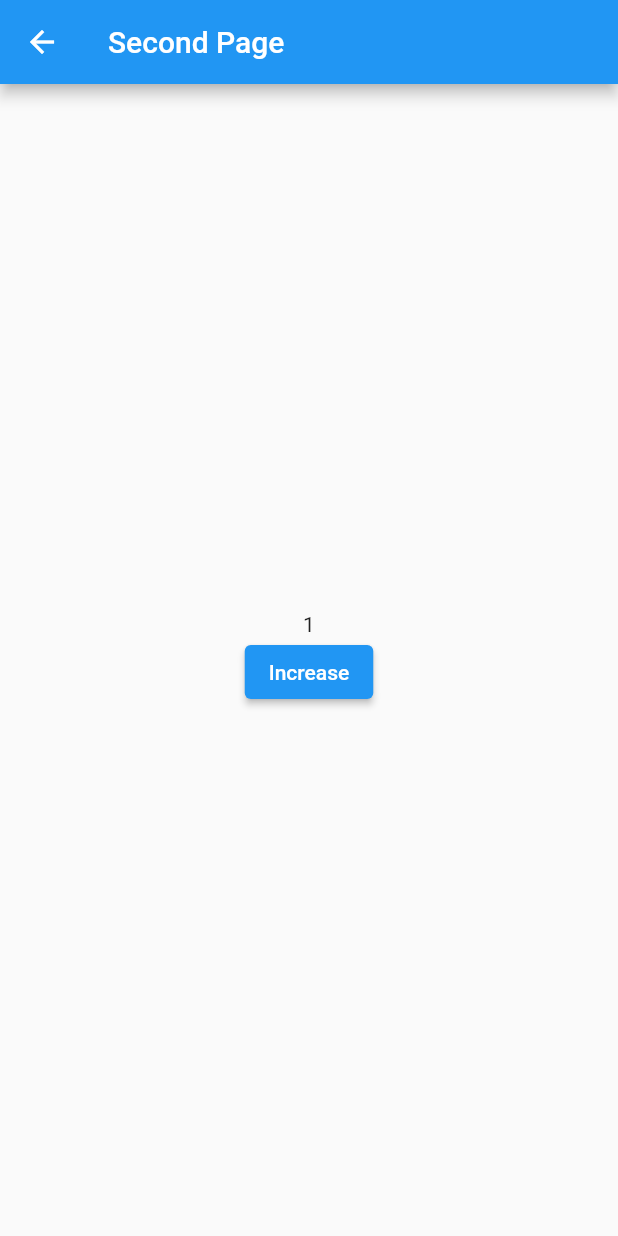
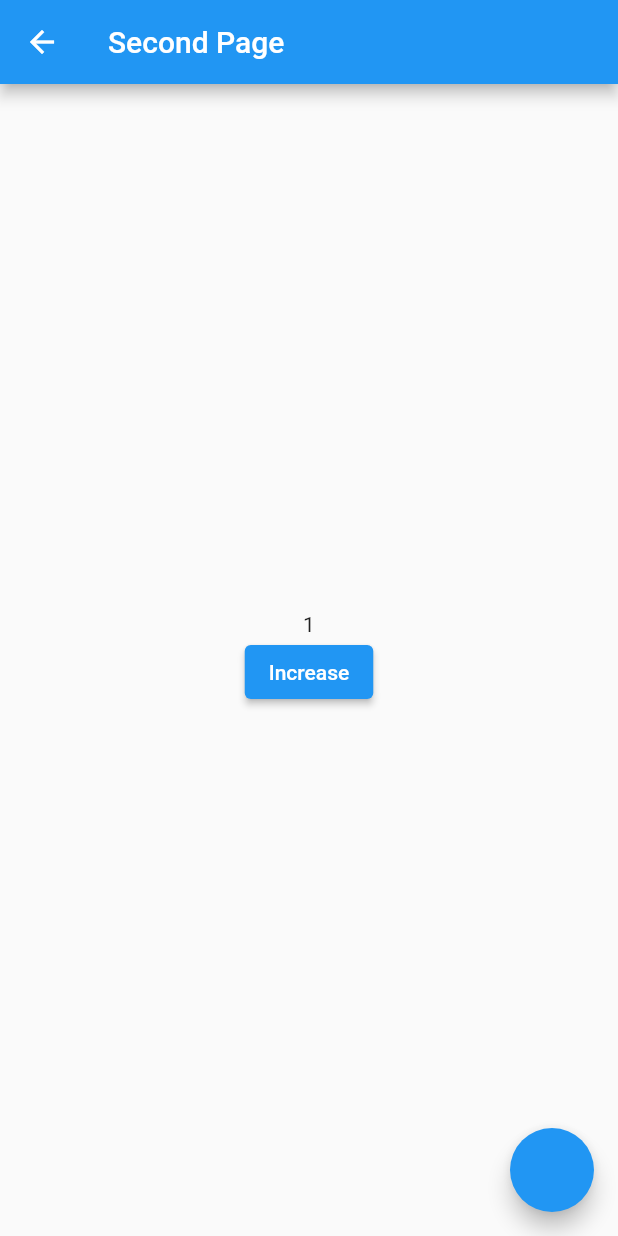
Before and after one commit to ingvilow/test_provider, a Flutter app: the SecondPage screen opened directly, after a tap on "Increase", on a phone screen of 412 x 824 dp. Run offline on Flutter 3.47's test engine with Material 2 defaults, Android fonts, the phone set to English and light mode, and no system bars.

Commit message:
fix: в соотвествии с правилами surf_lints
Переделано в соответствии с правилами. Разделено на несколько отдельных экранов (наверное, так?)

```diff
--- a/lib/my_home_page.dart
+++ b/lib/my_home_page.dart
@@ -4,6 +4,11 @@ import 'package:provider/provider.dart';
 import 'package:test_provider/provider/counter_provider.dart';
 import 'package:test_provider/second_page.dart';
 import 'package:test_provider/third_page.dart';
+
+
+
+//первая страница
+
 
 class MyHomePage extends StatefulWidget {
   const MyHomePage({
@@ -58,19 +63,6 @@ class _MyHomePageState extends State<MyHomePage> {
               child: const Text('2'),
             ),
           ),
-          Padding(
-            padding: const EdgeInsets.all(8.0),
-            child: FloatingActionButton(
-              onPressed: () {
-                Navigator.push<void>(
-                  context,
-                  MaterialPageRoute(builder: (context) => const ThirdPage()),
-                );
-              },
-              tooltip: 'Increment',
-              child: const Text('3'),
-            ),
-          ),
         ],
       ),
     );
--- a/lib/second_page.dart
+++ b/lib/second_page.dart
@@ -1,7 +1,12 @@
 import 'package:flutter/material.dart';
 import 'package:provider/provider.dart';
 import 'package:test_provider/provider/counter_provider.dart';
+import 'package:test_provider/third_page.dart';
 
+/*
+* вторая страница с провайдером, которая запоминает то, сколько раз на первой странице было инкременетирвоано значение
+* если на первой странице 6 раз, то и на этой тоже счетчик покажет 6 раз
+* */
 class SecondPage extends StatefulWidget {
   const SecondPage({Key? key}) : super(key: key);
 
@@ -36,6 +41,14 @@ class _SecondPageState extends State<SecondPage> {
             ],
           ),
         ),
+        floatingActionButton: FloatingActionButton(
+          onPressed: () {
+            Navigator.push<void>(
+              context,
+              MaterialPageRoute(builder: (context) => const ThirdPage()),
+            );
+          },
+        ),
       ),
     );
   }
```
Also changed, not shown: lib/third_page.dart (+8 -2 lines).
